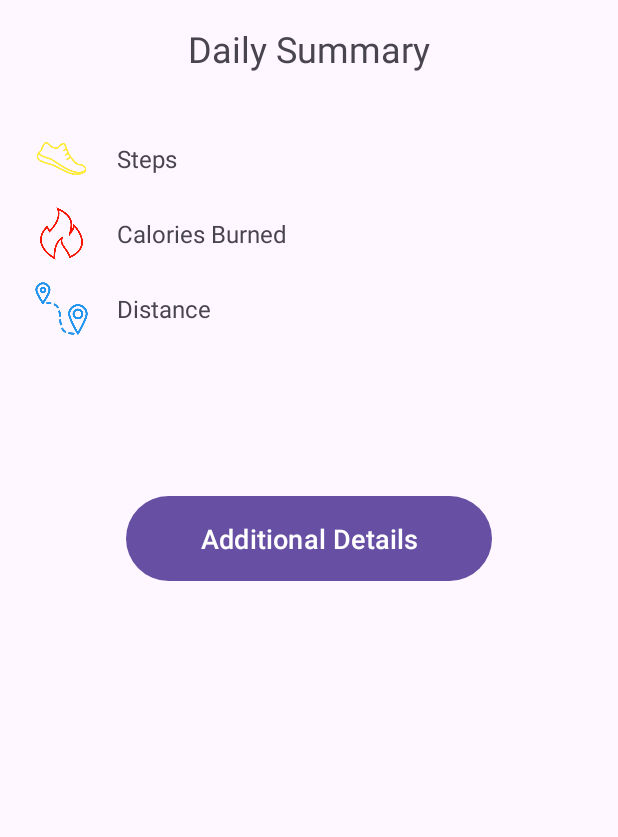
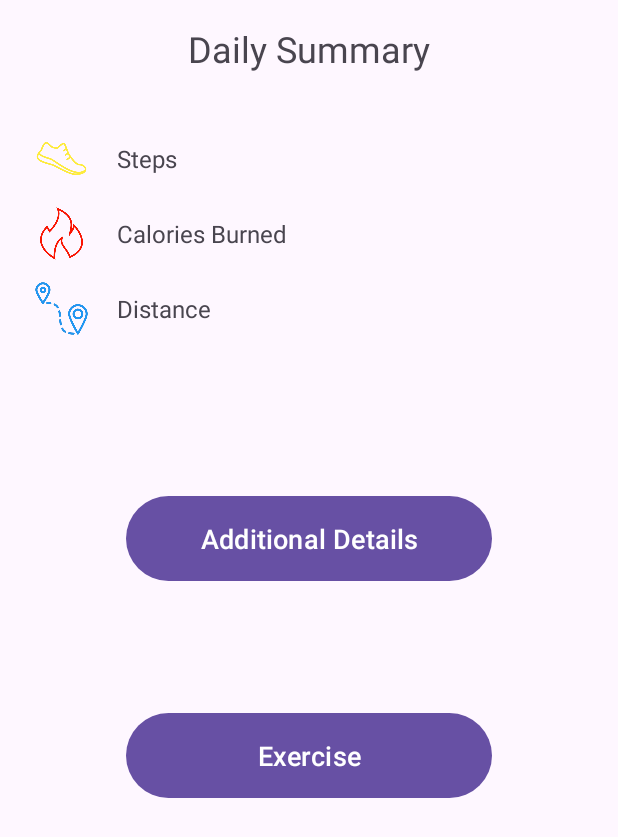
Before and after one commit to abuadas/FitnessTrack, an Android app: the MainActivity screen opened directly, with no data from a screen before it, on a phone screen of 412 x 824 dp. Shown: the top 837 px of the screen. Run offline under Robolectric (Android 15) with nearby library versions, the phone set to English and light mode, and no system bars; our stand-ins replace Volley; network calls fail.

Commit message:
first commit

```diff
--- a/app/src/main/java/edu/birzeit/fitnesstrack/MainActivity.java
+++ b/app/src/main/java/edu/birzeit/fitnesstrack/MainActivity.java
@@ -33,12 +33,18 @@ import org.json.JSONArray;
 import org.json.JSONException;
 import org.json.JSONObject;
 
+import java.util.ArrayList;
+import java.util.List;
+
 public class MainActivity extends AppCompatActivity implements SensorEventListener, LocationListener {
 
     private TextView txtSteps, txtCalories, txtDistance;
-    private Button btnDetailedInfo;
+    private Button btnDetailedInfo, btnExercises;
     private SensorManager sensorManager;
     private Sensor sensor;
+
+    private List<String> exercises;
+    private boolean isResponseReceived = false;
 
 
     private RequestQueue requestQueue;
@@ -61,6 +67,7 @@ public class MainActivity extends AppCompatActivity implements SensorEventListen
         checkSensorAvailability();
         requestLocationUpdates();
         setDetailedInfoButtonListener();
+        setExerciseInfoButtonListener();
         requestQueue = Volley.newRequestQueue(this);
         INITIAL_STEP_COUNT = STEP_COUNTER;
     }
@@ -70,6 +77,7 @@ public class MainActivity extends AppCompatActivity implements SensorEventListen
         txtCalories = findViewById(R.id.txtCalories);
         txtDistance = findViewById(R.id.txtDistance);
         btnDetailedInfo = findViewById(R.id.btnDetailedInfo);
+        btnExercises = findViewById(R.id.btnExercises);
         sensorManager = (SensorManager) getSystemService(Context.SENSOR_SERVICE);
         sensor = sensorManager.getDefaultSensor(SENSOR_TYPE_STEP_COUNTER);
         locationManager = (LocationManager) getSystemService(Context.LOCATION_SERVICE);
@@ -81,7 +89,7 @@ public class MainActivity extends AppCompatActivity implements SensorEventListen
             long newStepCount = (long) event.values[0];
             long stepsSinceStart = newStepCount - INITIAL_STEP_COUNT;
             txtSteps.setText("Steps: ".concat(String.valueOf(stepsSinceStart)));
-            txtSteps.setText("Steps: ".concat(String.valueOf(newStepCount)));
+//            txtSteps.setText("Steps: ".concat(String.valueOf(newStepCount)));
             double caloriesBurned = stepsSinceStart * CALORIES_BURNED_PER_STEP;
             txtCalories.setText("Calories burned: ".concat(String.valueOf(caloriesBurned)));
             double distance = stepsSinceStart * AVERAGE_STRIDE_LENGTH;
@@ -174,6 +182,19 @@ public class MainActivity extends AppCompatActivity implements SensorEventListen
         requestQueue.add(stringRequest);
     }
 
+    private void parseExercisesResponse(JSONArray response) {
+        exercises = new ArrayList<>();
+        try {
+            for (int i = 0; i < response.length(); i++) {
+                String name = response.getJSONObject(i).getString("name");
+                exercises.add(name);
+            }
+            isResponseReceived = true;
+        } catch (JSONException e) {
+            e.printStackTrace();
+        }
+    }
+
     private String parseLocationFromResponse(String response) {
         try {
             JSONObject jsonObject = new JSONObject(response);
@@ -222,4 +243,19 @@ public class MainActivity extends AppCompatActivity implements SensorEventListen
             }
         });
     }
+
+    private void setExerciseInfoButtonListener() {
+        btnExercises.setOnClickListener(new View.OnClickListener() {
+            @Override
+            public void onClick(View v) {
+                Intent intent = new Intent(MainActivity.this, ExercisesActivity.class);
+                intent.putStringArrayListExtra("exercises", (ArrayList<String>) exercises);
+                if (isResponseReceived) {
+                    startActivity(intent);
+                } else {
+                    Toast.makeText(MainActivity.this, "Exercises data not yet received", Toast.LENGTH_SHORT).show();
+                }
+            }
+        });
+    }
 }
--- a/app/src/main/res/layout/activity_main.xml
+++ b/app/src/main/res/layout/activity_main.xml
@@ -103,4 +103,21 @@
         android:textAllCaps="false"
         android:textSize="18sp" />
 
+    <Button
+        android:id="@+id/btnExercises"
+        android:layout_width="wrap_content"
+        android:layout_height="wrap_content"
+        android:layout_below="@id/btnDetailedInfo"
+        android:layout_alignParentStart="true"
+        android:layout_alignParentEnd="true"
+        android:layout_centerHorizontal="true"
+        android:layout_marginStart="84dp"
+        android:layout_marginTop="80dp"
+        android:layout_marginEnd="84dp"
+        android:gravity="center|center_horizontal"
+        android:padding="16dp"
+        android:text="@string/exercise"
+        android:textAllCaps="false"
+        android:textSize="18sp" />
+
 </RelativeLayout>
--- a/app/src/main/res/values/strings.xml
+++ b/app/src/main/res/values/strings.xml
@@ -24,4 +24,5 @@
     <string name="update_profile">Update Profile</string>
     <string name="bmi">BMI :</string>
     <string name="gender">Gender</string>
+    <string name="exercise">Exercise</string>
 </resources>
```
Also changed, not shown: app/src/main/AndroidManifest.xml (+5 -3 lines), app/src/main/java/edu/birzeit/fitnesstrack/ExercisesActivity.java (added, +83 -0 lines), app/src/main/res/layout/activity_exercises.xml (added, +13 -0 lines).
